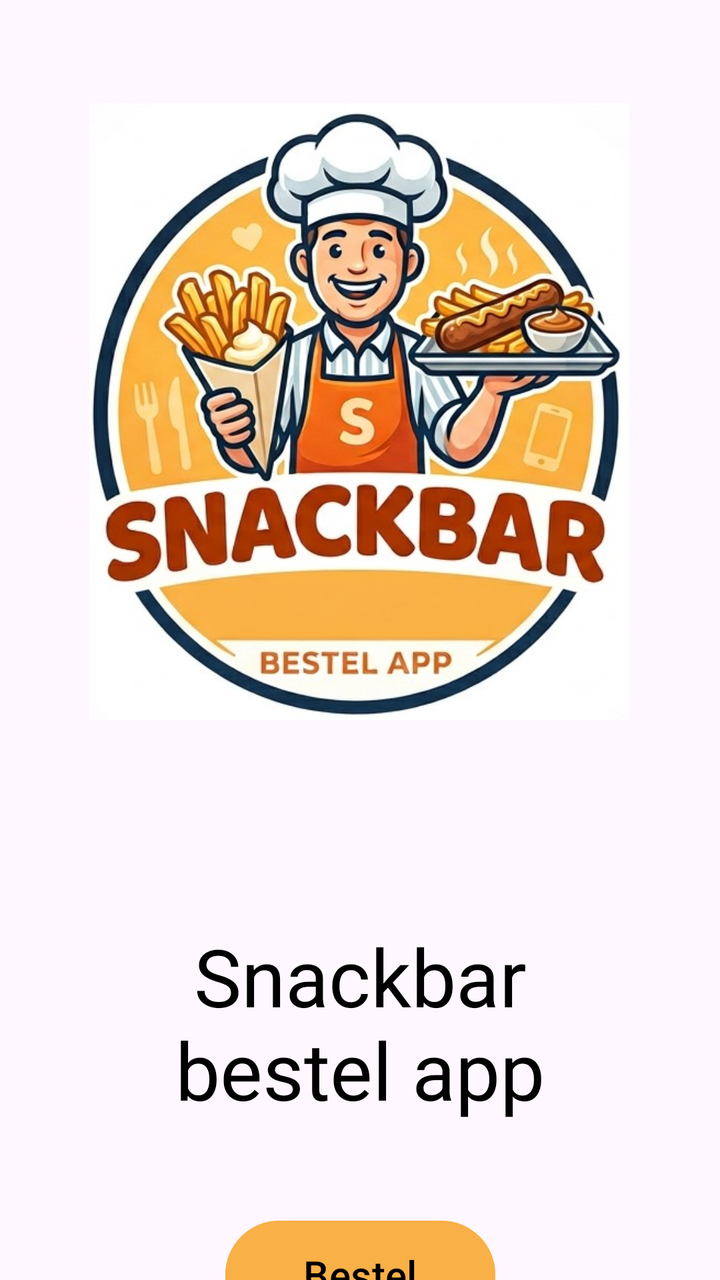
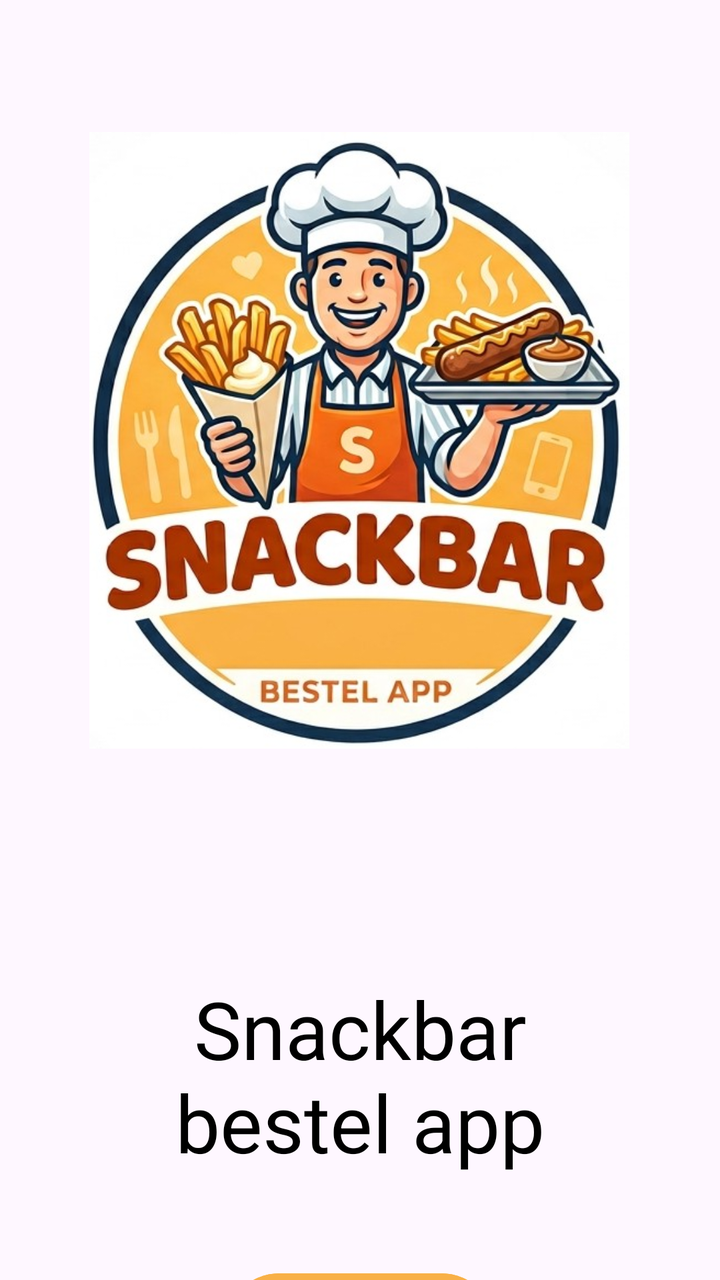

Screens rendered from an Android XML layout before and after an edit, with the pre-edit source and the edit as a unified diff.
<!-- AndroidManifest.xml: application theme Theme.Snackbarapp -->
<!-- res/layout/activity_main.xml -->
<?xml version="1.0" encoding="utf-8"?>
<androidx.constraintlayout.widget.ConstraintLayout xmlns:android="http://schemas.android.com/apk/res/android"
    xmlns:app="http://schemas.android.com/apk/res-auto"
    xmlns:tools="http://schemas.android.com/tools"
    android:id="@+id/main"
    android:layout_width="match_parent"
    android:layout_height="match_parent"
    tools:context=".MainActivity">


    <TextView
        android:id="@+id/textView"
        android:layout_width="211dp"
        android:layout_height="105dp"
        android:layout_marginTop="80dp"
        android:text="Snackbar bestel app"
        android:textAlignment="center"
        android:textColor="@color/black"
        android:textSize="40sp"
        app:layout_constraintBottom_toBottomOf="parent"
        app:layout_constraintEnd_toEndOf="parent"
        app:layout_constraintStart_toStartOf="parent"
        app:layout_constraintTop_toBottomOf="@+id/imageView6"
        app:layout_constraintVertical_bias="0.0" />

    <Button
        android:id="@+id/button"
        android:layout_width="135dp"
        android:layout_height="62dp"
        android:layout_marginTop="40dp"
        android:backgroundTint="#F8B047"
        android:backgroundTintMode="add"
        android:text="Bestel"
        android:textColor="@color/black"
        android:textSize="20sp"
        app:layout_constraintBottom_toBottomOf="parent"
        app:layout_constraintEnd_toEndOf="parent"
        app:layout_constraintStart_toStartOf="parent"
        app:layout_constraintTop_toBottomOf="@+id/textView"
        app:layout_constraintVertical_bias="0.0" />

    <ImageView
        android:id="@+id/imageView6"
        android:layout_width="270dp"
        android:layout_height="351dp"
        app:layout_constraintBottom_toBottomOf="parent"
        app:layout_constraintEnd_toEndOf="parent"
        app:layout_constraintHorizontal_bias="0.496"
        app:layout_constraintStart_toStartOf="parent"
        app:layout_constraintTop_toTopOf="parent"
        app:layout_constraintVertical_bias="0.105"
        app:srcCompat="@drawable/gemini_generated_image_ejfwjuejfwjuejfw" />


</androidx.constraintlayout.widget.ConstraintLayout>
<!-- resources referenced by this layout -->
<resources>
  <color name="black">#FF000000</color>
  <!-- drawable gemini_generated_image_ejfwjuejfwjuejfw: jpg bitmap (drawable, 88419 bytes) -->
  <style name="Theme.Snackbarapp" parent="Base.Theme.Snackbarapp" />
  <style name="Base.Theme.Snackbarapp" parent="Theme.Material3.DayNight.NoActionBar">
          
          
      </style>
</resources>

<!-- the commit's change to res/layout/activity_main.xml (unified diff, before → after) -->
@@ -21,7 +21,7 @@
         app:layout_constraintEnd_toEndOf="parent"
         app:layout_constraintStart_toStartOf="parent"
         app:layout_constraintTop_toBottomOf="@+id/imageView6"
-        app:layout_constraintVertical_bias="0.0" />
+        app:layout_constraintVertical_bias="0.203" />
 
     <Button
         android:id="@+id/button"
@@ -48,7 +48,7 @@
         app:layout_constraintHorizontal_bias="0.496"
         app:layout_constraintStart_toStartOf="parent"
         app:layout_constraintTop_toTopOf="parent"
-        app:layout_constraintVertical_bias="0.105"
+        app:layout_constraintVertical_bias="0.154"
         app:srcCompat="@drawable/gemini_generated_image_ejfwjuejfwjuejfw" />
 
 
